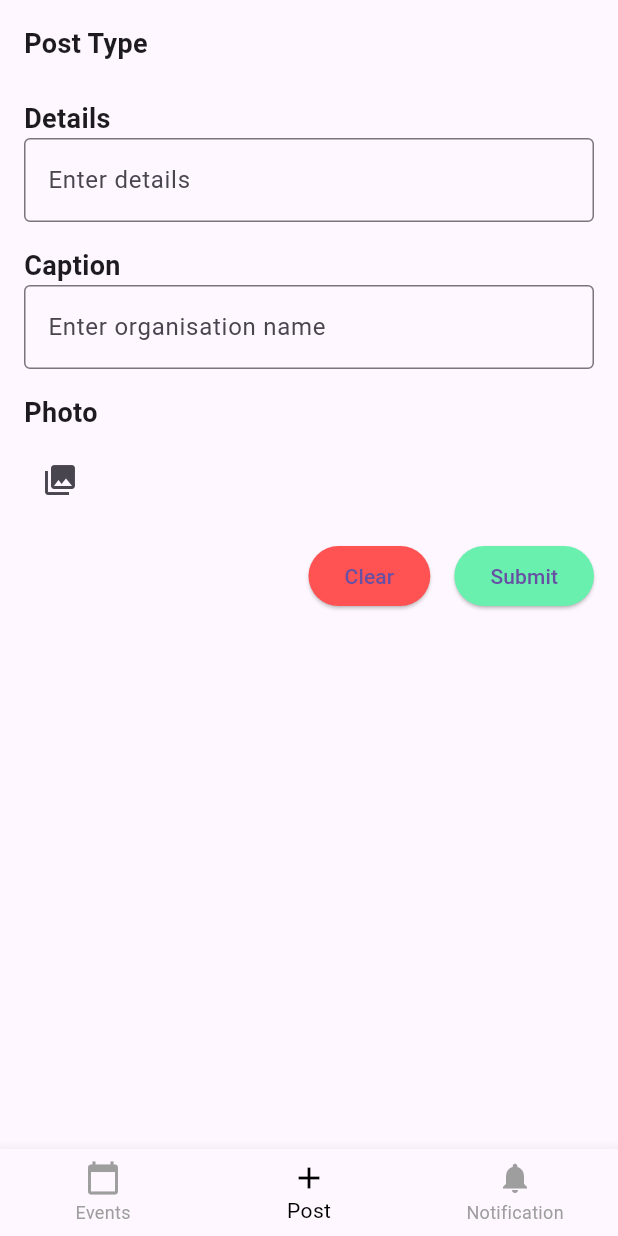
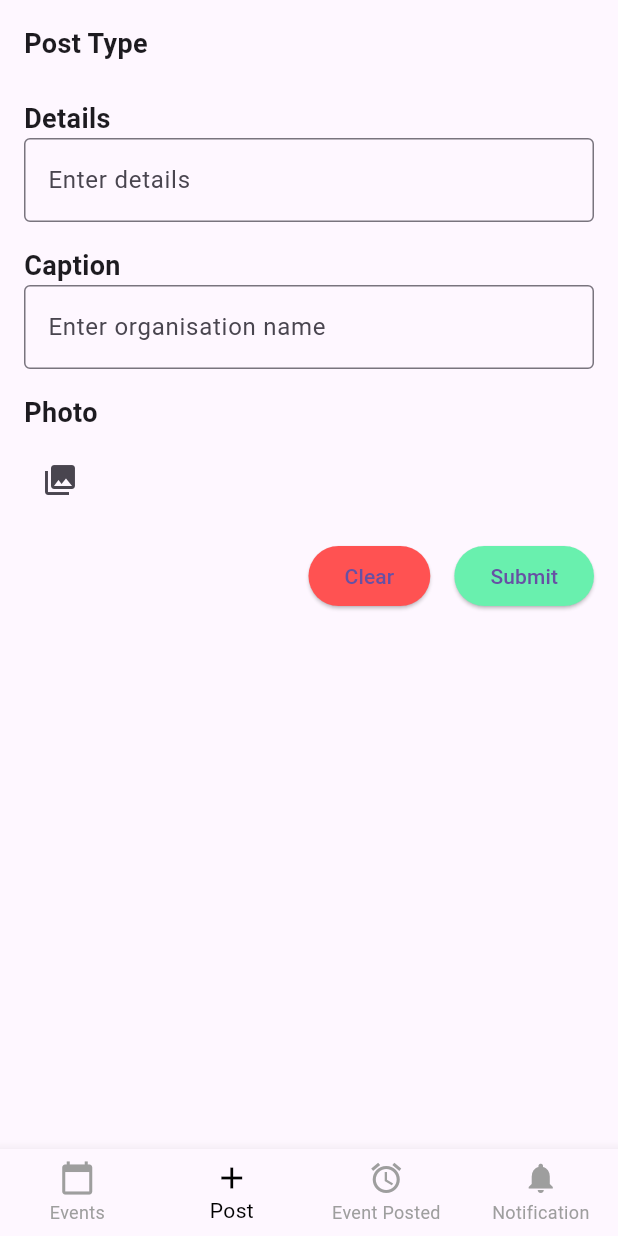
Before and after one commit to melby-mariam/edum_1, a Flutter app: the screen it shows after launch, item 2 of the bottom bar chosen, on a phone screen of 412 x 824 dp. Run offline on Flutter 3.47's test engine with Material 3 defaults, Android fonts, the phone set to English and light mode, and no system bars; our stand-ins replace cloud_firestore, firebase_core, firebase_storage, flutter_spinkit, image_picker, permission_handler; missing offline and left inert: firebase_app_check; accounts and stored records are empty.

Commit message:
Added posted event page

```diff
--- a/lib/event/event_dashboard.dart
+++ b/lib/event/event_dashboard.dart
@@ -1,4 +1,5 @@
 import 'package:edum_1/event/event_newpost.dart';
+import 'package:edum_1/event/event_posted.dart';
 import 'package:edum_1/event/notification.dart';
 import 'package:edum_1/common_pages/event_page.dart';
 import 'package:flutter/material.dart';
@@ -16,6 +17,7 @@ class _EventDashboardState extends State<EventDashboard> {
   static List<Widget> _widgetOptions = <Widget>[
     eventPage(),
     EventNewPostPage(),
+    PostedEvent(),
     NotificationPage()
   ];
   @override
@@ -45,6 +47,9 @@ class _EventDashboardState extends State<EventDashboard> {
           BottomNavigationBarItem(
             icon: Icon(Icons.add),
             label: 'Post',
+          ),BottomNavigationBarItem(
+            icon: Icon(Icons.alarm),
+            label: 'Event Posted',
           ),
           BottomNavigationBarItem(
             icon: Icon(Icons.notifications),
```
Also changed, not shown: lib/event/event_posted.dart (added, +17 -0 lines).
